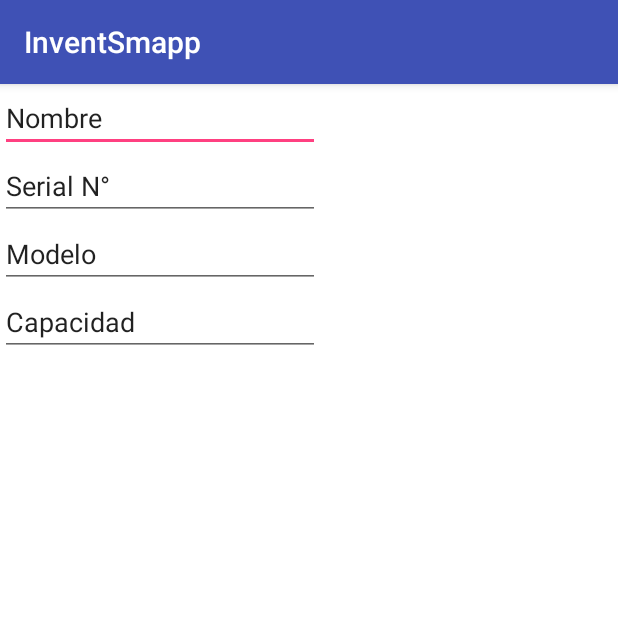
After one commit to smithnoff/InventSmapp, an Android app: the fragment FragmentInicio shown on its own in the app's theme, on a phone screen of 412 x 824 dp, the top half of it. The commit adds this screen. Run offline under Robolectric (Android 15) with nearby library versions, the phone set to English and light mode, and no system bars.

Commit message:
Cambios 1

```diff
--- a/app/build.gradle
+++ b/app/build.gradle
@@ -24,4 +24,5 @@ dependencies {
     testCompile 'junit:junit:4.12'
     compile 'com.android.support:appcompat-v7:23.2.1'
     compile 'com.android.support:design:23.2.1'
+    compile 'com.android.support:support-v4:23.2.1'
 }
--- /dev/null
+++ b/app/src/main/java/menu/FragmentInicio.java
@@ -0,0 +1,31 @@
+package menu;
+
+
+import android.os.Bundle;
+import android.support.v4.app.Fragment;
+import android.view.LayoutInflater;
+import android.view.View;
+import android.view.ViewGroup;
+
+import com.sky.skynoff.inventsmapp.R;
+
+/**
+ * A simple {@link Fragment} subclass.
+ */
+public class FragmentInicio extends Fragment {
+
+
+    public FragmentInicio() {
+        // Required empty public constructor
+    }
+
+
+    @Override
+    public View onCreateView(LayoutInflater inflater, ViewGroup container,
+                             Bundle savedInstanceState) {
+        View v = inflater.inflate(R.layout.fragment_inicio, container, false);
+        // Inflate the layout for this fragment
+        return v;
+    }
+
+}
--- /dev/null
+++ b/app/src/main/res/layout/fragment_inicio.xml
@@ -0,0 +1,55 @@
+<FrameLayout xmlns:android="http://schemas.android.com/apk/res/android"
+    xmlns:tools="http://schemas.android.com/tools"
+    android:layout_width="match_parent"
+    android:layout_height="match_parent"
+    tools:context="menu.FragmentInicio"
+    android:background="#ffffff">
+
+    <!-- TODO: Update blank fragment layout -->
+
+    <ScrollView
+        android:layout_width="wrap_content"
+        android:layout_height="wrap_content"
+        android:id="@+id/scrollView" >
+
+        <LinearLayout
+            android:orientation="vertical"
+            android:layout_width="match_parent"
+            android:layout_height="match_parent">
+
+            <EditText
+                android:layout_width="wrap_content"
+                android:layout_height="wrap_content"
+                android:inputType="textPersonName"
+                android:text="Nombre"
+                android:ems="10"
+                android:id="@+id/editText" />
+
+            <EditText
+                android:layout_width="wrap_content"
+                android:layout_height="wrap_content"
+                android:inputType="textPersonName"
+                android:text="Serial N°"
+                android:ems="10"
+                android:id="@+id/editText2" />
+
+            <EditText
+                android:layout_width="wrap_content"
+                android:layout_height="wrap_content"
+                android:inputType="textPersonName"
+                android:text="Modelo"
+                android:ems="10"
+                android:id="@+id/editText3" />
+
+            <EditText
+                android:layout_width="wrap_content"
+                android:layout_height="wrap_content"
+                android:inputType="textPersonName"
+                android:text="Capacidad"
+                android:ems="10"
+                android:id="@+id/editText4" />
+
+        </LinearLayout>
+    </ScrollView>
+
+</FrameLayout>
--- a/app/src/main/res/values/strings.xml
+++ b/app/src/main/res/values/strings.xml
@@ -9,4 +9,7 @@
     <string name="search">Buscar</string>
     <string name="status">Estado</string>
     <string name="export">Exportar</string>
+
+    <!-- TODO: Remove or change this placeholder text -->
+    <string name="hello_blank_fragment">Hello blank fragment</string>
 </resources>
```
Also changed, not shown: app/src/main/java/com/sky/skynoff/inventsmapp/MainActivity.java (+2 -5 lines), app/src/main/java/menu/FragmentAcerca.java (added, +31 -0 lines), app/src/main/java/menu/FragmentEstado.java (added, +31 -0 lines), app/src/main/java/menu/FragmentExportar.java (added, +31 -0 lines), app/src/main/java/menu/Fragment_Redes.java (added, +31 -0 lines), app/src/main/java/menu/Fragmentbusqueda.java (added, +31 -0 lines), app/src/main/res/layout/fragment_acerca.xml (added, +14 -0 lines), app/src/main/res/layout/fragment_busqueda.xml (added, +14 -0 lines), app/src/main/res/layout/fragment_estado.xml (added, +14 -0 lines), app/src/main/res/layout/fragment_exportar.xml (added, +14 -0 lines), app/src/main/res/layout/fragment_redes.xml (added, +14 -0 lines), app/src/main/res/menu/activity_main_drawer.xml (+4 -4 lines).
